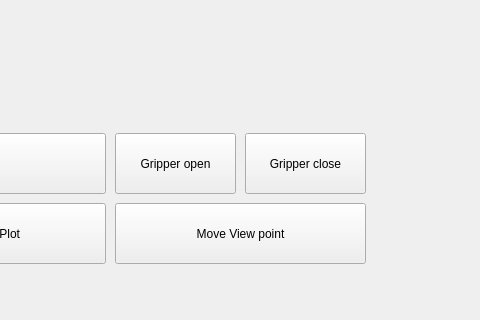
Qt form mainwindow.ui (NYONYANI/Qt-Detectron2-Shared-Memory-) before a commit; both pictures show x 565 to 1045 and y 437 to 757 of the 1315 by 757 pixel window.
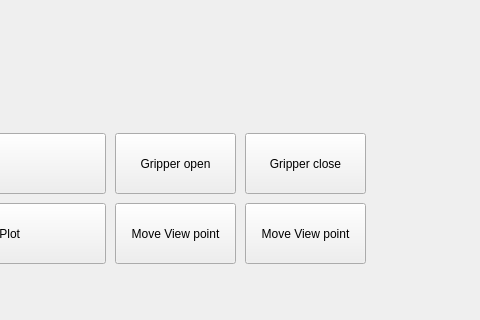
The same form after that commit. Custom widgets are drawn as their Qt base class.

Diff of the .ui file:
```diff
--- a/mainwindow.ui
+++ b/mainwindow.ui
@@ -146,7 +146,20 @@
      <rect>
       <x>680</x>
       <y>640</y>
-      <width>251</width>
+      <width>121</width>
+      <height>61</height>
+     </rect>
+    </property>
+    <property name="text">
+     <string>Move View point</string>
+    </property>
+   </widget>
+   <widget class="QPushButton" name="MovepointButton">
+    <property name="geometry">
+     <rect>
+      <x>810</x>
+      <y>640</y>
+      <width>121</width>
       <height>61</height>
      </rect>
     </property>
```
